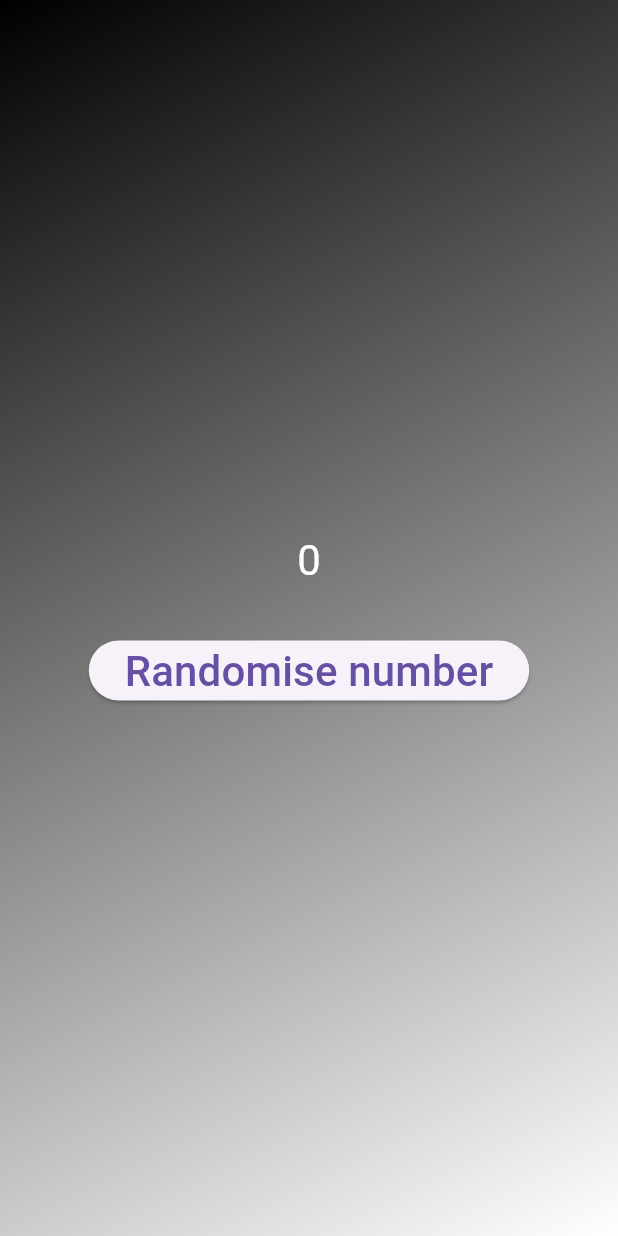
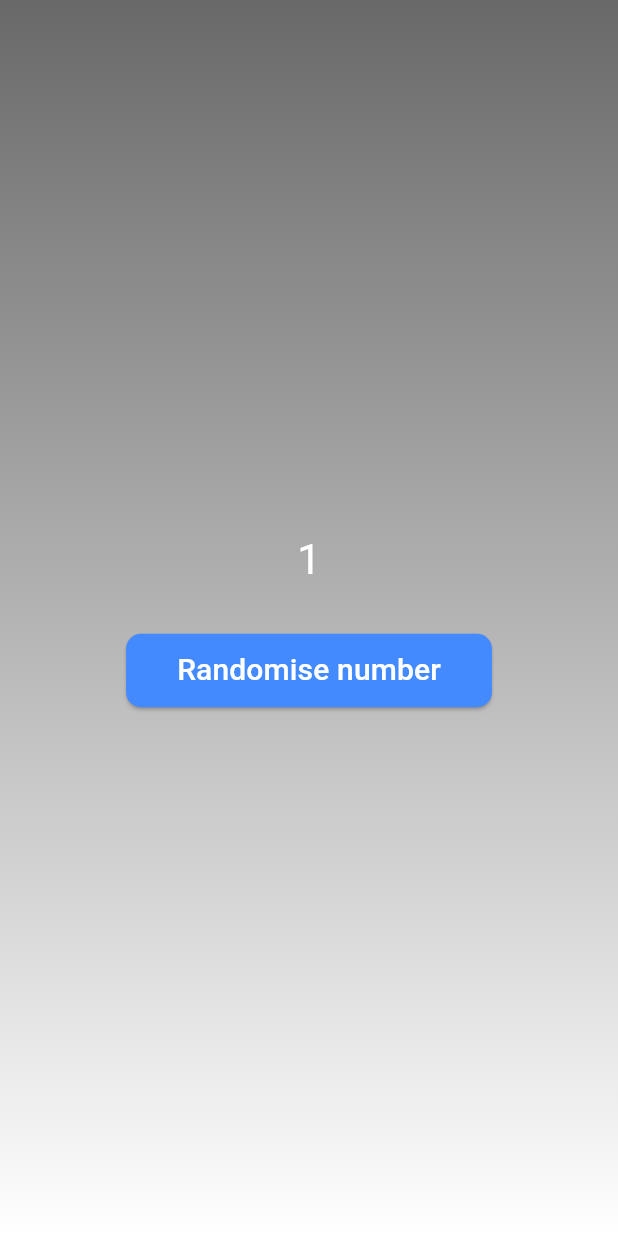
Before and after one commit to Orhanko/FlutterStart, a Flutter app: the screen it shows after launch, after a tap on "Randomise number", on a phone screen of 412 x 824 dp. Run offline on Flutter 3.47's test engine with Material 3 defaults, Android fonts, the phone set to English and light mode, and no system bars.

Commit message:
Learned how to style button and learned how to add padding to widgets

```diff
--- a/lib/linear_gradient.dart
+++ b/lib/linear_gradient.dart
@@ -13,8 +13,8 @@ class LinearGradientWithCenteredText extends StatelessWidget {
       decoration: BoxDecoration(
         gradient: LinearGradient(
           colors: colors,
-          begin: Alignment.topLeft,
-          end: Alignment.bottomRight,
+          begin: Alignment.topCenter,
+          end: Alignment.bottomCenter,
         ),
       ),
       child: Center(
--- a/lib/main.dart
+++ b/lib/main.dart
@@ -5,7 +5,10 @@ void main() {
   runApp(
     MaterialApp(
       home: Scaffold(
-        body: LinearGradientWithCenteredText([Colors.black, Colors.white]),
+        body: LinearGradientWithCenteredText([
+          const Color.fromARGB(255, 105, 105, 105),
+          Colors.white,
+        ]),
       ),
     ),
   );
--- a/lib/random_number_button.dart
+++ b/lib/random_number_button.dart
@@ -10,10 +10,11 @@ class RandomiseWidget extends StatefulWidget {
 }
 
 class _RandomiseWidgetState extends State<RandomiseWidget> {
+  final randomiser = Random();
   var number = 0;
   void randomiseClicked() {
     setState(() {
-      number = Random().nextInt(10);
+      number = randomiser.nextInt(10) + 1;
     });
   }
 
@@ -28,8 +29,18 @@ class _RandomiseWidgetState extends State<RandomiseWidget> {
         ),
         SizedBox(height: 30),
         ElevatedButton(
+          style: ElevatedButton.styleFrom(
+            backgroundColor: Colors.blueAccent,
+            foregroundColor: Colors.white,
+            shape: RoundedRectangleBorder(
+              borderRadius: BorderRadius.circular(10),
+            ),
+          ),
           onPressed: randomiseClicked,
-          child: Text('Randomise number', style: TextStyle(fontSize: 28)),
+          child: const Padding(
+            padding: EdgeInsets.all(10),
+            child: Text('Randomise number', style: TextStyle(fontSize: 20)),
+          ),
         ),
       ],
     );
```
